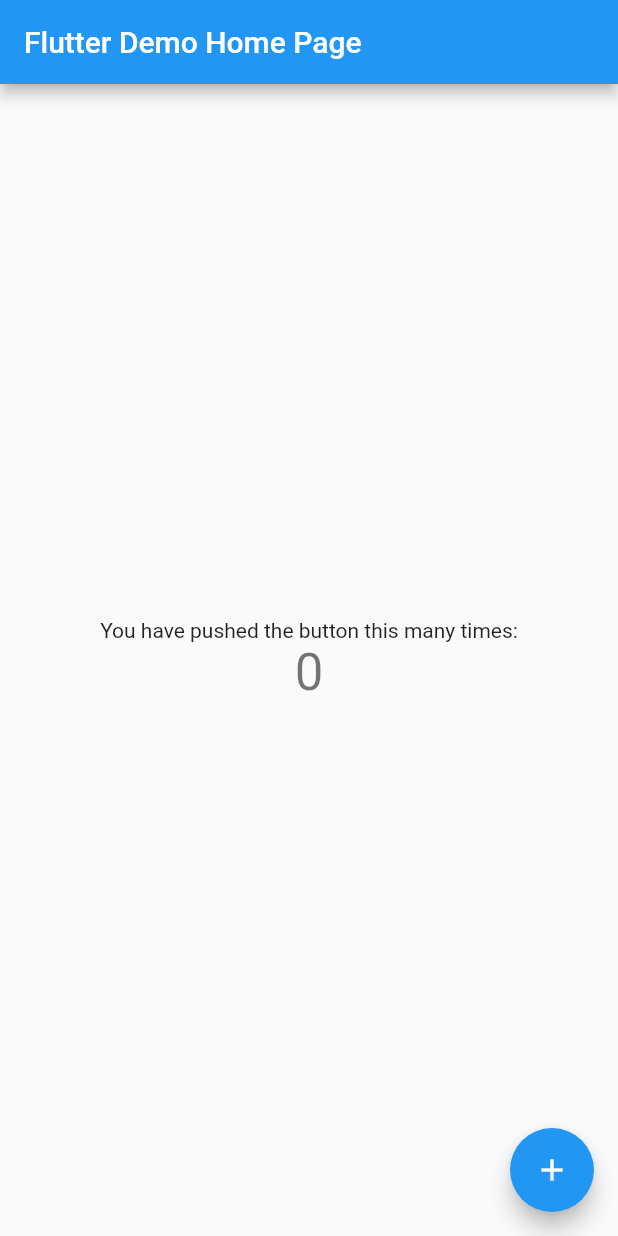
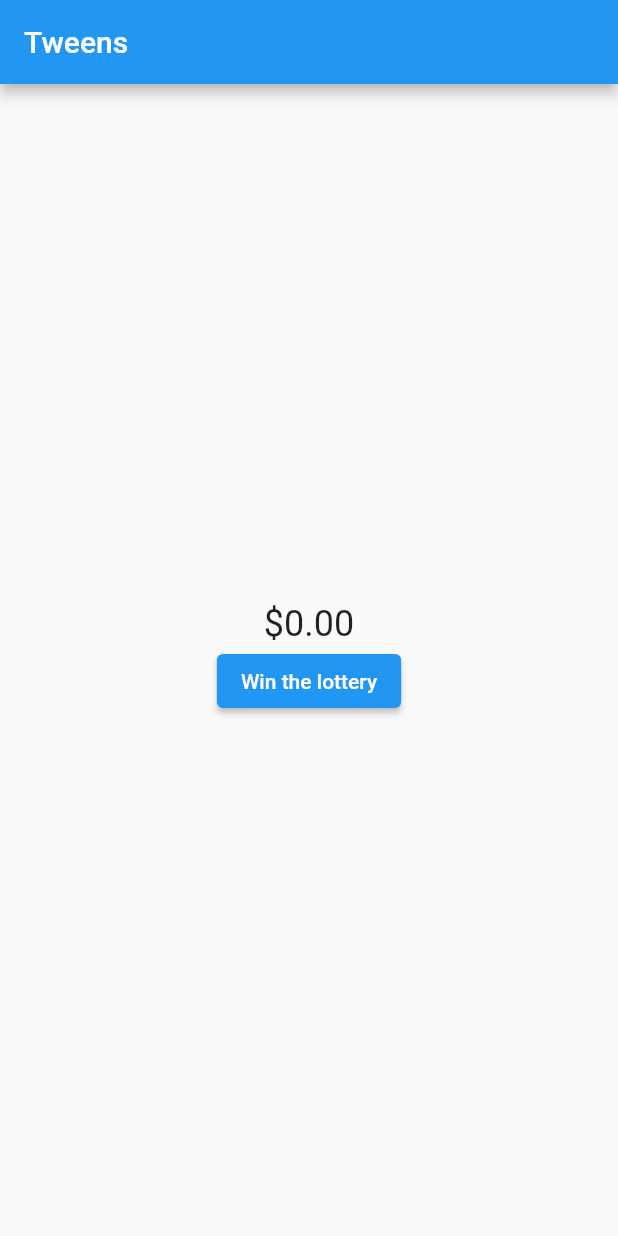
Before and after one commit to yahier/fluttertest, a Flutter app: the screen it shows after launch, on a phone screen of 412 x 824 dp. Run offline on Flutter 3.47's test engine with Material 2 defaults, Android fonts, the phone set to English and light mode, and no system bars.

Commit message:
start go go go

```diff
--- /dev/null
+++ b/lib/dart_grammer/basic_format.dart
@@ -0,0 +1,4 @@
+/// 基础语法测试文件
+void main() {
+  print("有什么事情");
+}
--- a/lib/main.dart
+++ b/lib/main.dart
@@ -1,4 +1,6 @@
 import 'package:flutter/material.dart';
+import 'package:fluttertest/widget_anim/carousel.dart';
+import 'package:fluttertest/widget_anim/tweens.dart';
 
 void main() {
   runApp(const MyApp());
@@ -24,7 +26,10 @@ class MyApp extends StatelessWidget {
         // is not restarted.
         primarySwatch: Colors.blue,
       ),
-      home: const MyHomePage(title: 'Flutter Demo Home Page'),
+      //home: const MyHomePage(title: 'Flutter Demo Home Page'),
+      //home:CarouselDemo(),
+      home:  TweenDemo(),
+
     );
   }
 }
--- /dev/null
+++ b/lib/widget_anim/tweens.dart
@@ -0,0 +1,82 @@
+// Copyright 2019 The Flutter team. All rights reserved.
+// Use of this source code is governed by a BSD-style license that can be
+// found in the LICENSE file.
+
+import 'package:flutter/material.dart';
+
+class TweenDemo extends StatefulWidget {
+  const TweenDemo({key});
+
+  static const String routeName = 'basics/tweens';
+
+  @override
+  State<TweenDemo> createState() => _TweenDemoState();
+}
+
+class _TweenDemoState extends State<TweenDemo>
+    with SingleTickerProviderStateMixin {
+  static const Duration _duration = Duration(seconds: 1);
+  static const double accountBalance = 1000000;
+  late final AnimationController controller;
+  late final Animation<double> animation;
+
+  @override
+  void initState() {
+    super.initState();
+
+    controller = AnimationController(vsync: this, duration: _duration)
+      ..addListener(() {
+        // Marks the widget tree as dirty
+        setState(() {});
+      });
+    animation = Tween(begin: 0.0, end: accountBalance).animate(controller);
+  }
+
+  @override
+  void dispose() {
+    controller.dispose();
+    super.dispose();
+  }
+
+  @override
+  Widget build(BuildContext context) {
+    return Scaffold(
+      appBar: AppBar(
+        title: const Text('Tweens'),
+      ),
+      body: Center(
+        child: Column(
+            mainAxisSize: MainAxisSize.min,
+            children: [
+        ConstrainedBox(
+        constraints: const BoxConstraints(maxWidth: 200),
+        child: Text('\$${animation.value.toStringAsFixed(2)}',
+            style: const TextStyle(fontSize: 24)),
+      ),
+      ElevatedButton(
+        child: Text(
+            'Win the lottery'
+      //   switch (controller.status) {
+      // AnimationStatus.completed => 'Buy a Mansion',
+      // AnimationStatus.forward => 'Accruing...',
+      // AnimationStatus.reverse => 'Spending...',
+      // _ => 'Win the lottery',
+      // }
+      ),
+      onPressed: () {
+        switch (controller.status) {
+          case AnimationStatus.completed:
+            controller.reverse();
+            break;
+          default:
+            controller.forward();
+        }
+      },
+    )],
+    )
+    ,
+    )
+    ,
+    );
+  }
+}
--- a/pubspec.yaml
+++ b/pubspec.yaml
@@ -56,6 +56,8 @@ flutter:
   # included with your application, so that you can use the icons in
   # the material Icons class.
   uses-material-design: true
+  assets:
+    - assets/
 
   # To add assets to your application, add an assets section, like this:
   # assets:
```
Also changed, not shown: lib/widget_anim/carousel.dart (added, +119 -0 lines), assets/eat_cape_town_sm.jpg (added), assets/eat_new_orleans_sm.jpg (added), assets/eat_sydney_sm.jpg (added), 1 other file.
